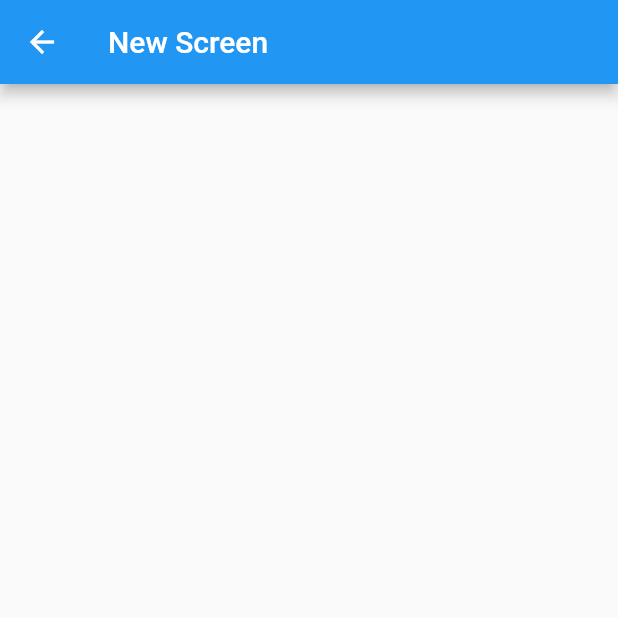
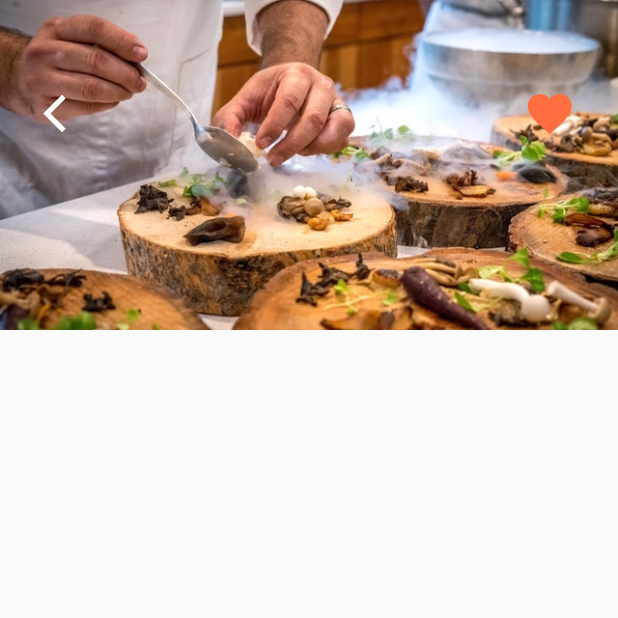
Before and after one commit to offfahad/food-delivery-app-flutter, a Flutter app: the screen it shows after launch, after a tap on "Restaurant 0", on a phone screen of 412 x 824 dp, the top half of it. Run offline on Flutter 3.47's test engine with Material 2 defaults, Android fonts, the phone set to English and light mode, and no system bars.

Commit message:
navigation-buttons-added

```diff
--- a/lib/screens/restaurant_screen.dart
+++ b/lib/screens/restaurant_screen.dart
@@ -2,7 +2,7 @@ import 'package:flutter/material.dart';
 import 'package:food_delivery/models/restaurant.dart';
 
 class RestaurantScreen extends StatefulWidget {
-  const RestaurantScreen({this.restaurant,super.key});
+  const RestaurantScreen({this.restaurant, super.key});
 
   final Restaurant? restaurant;
 
@@ -14,7 +14,39 @@ class _RestaurantScreenState extends State<RestaurantScreen> {
   @override
   Widget build(BuildContext context) {
     return Scaffold(
-      appBar: AppBar(title: const Text('New Screen'),),
+      body: Column(children: [
+        Stack(
+          children: [
+            Image(
+              height: 220.0,
+              width: MediaQuery.of(context).size.width,
+              image: AssetImage(widget.restaurant!.imageUrl ?? ''),
+              fit: BoxFit.cover,
+            ),
+            Padding(
+              padding:
+                  const EdgeInsets.symmetric(horizontal: 20.0, vertical: 50.0),
+              child: Row(
+                mainAxisAlignment: MainAxisAlignment.spaceBetween,
+                children: [
+                  IconButton(
+                    onPressed: () => Navigator.pop(context),
+                    icon: const Icon(Icons.arrow_back_ios),
+                    color: Colors.white,
+                    iconSize: 30.0,
+                  ),
+                  IconButton(
+                    onPressed: () {},
+                    icon: const Icon(Icons.favorite),
+                    color: Theme.of(context).primaryColor,
+                    iconSize: 35.0,
+                  ),
+                ],
+              ),
+            ),
+          ],
+        ),
+      ]),
     );
   }
 }
```
